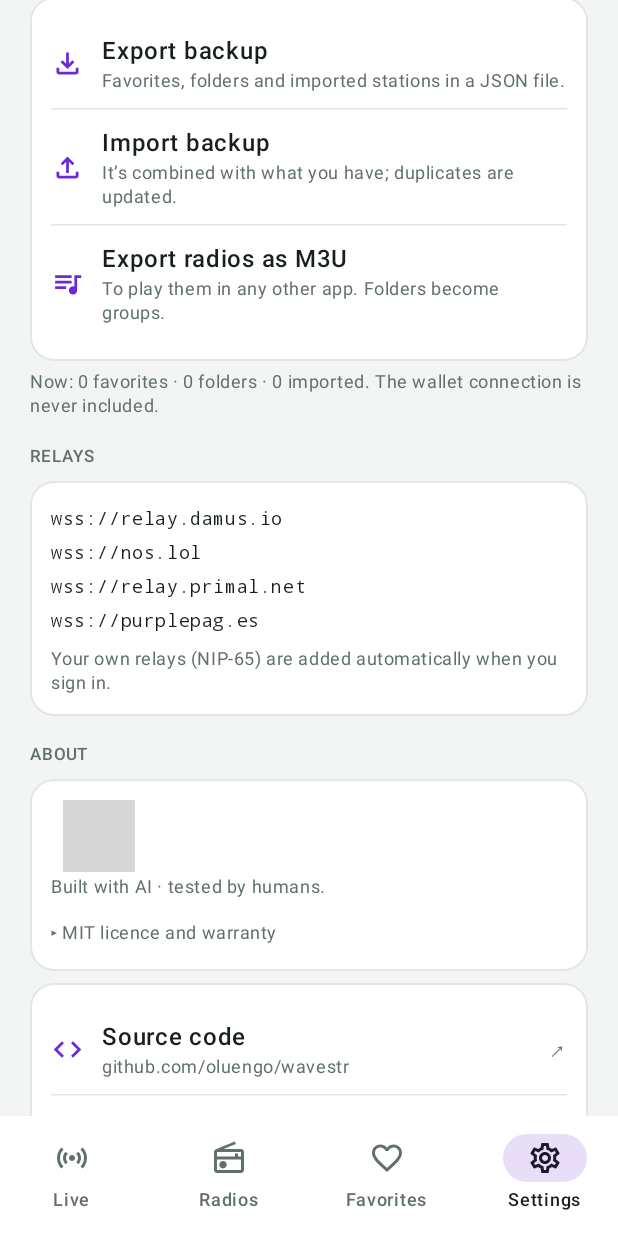
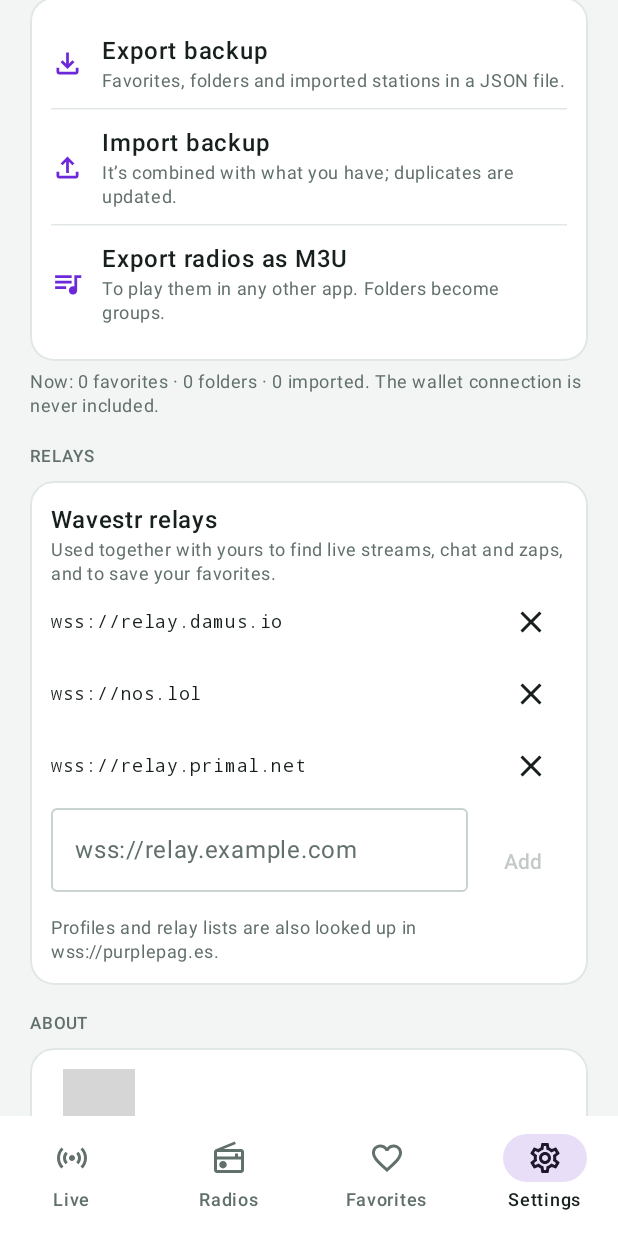
Before and after one commit to oluengo/wavestr, an Android app built with Jetpack Compose: the screen it shows after launch (MainActivity), item 4 of the bottom bar chosen, scrolled down 1562 dp, on a phone screen of 412 x 824 dp. Run offline under Robolectric (Android 15) with nearby library versions, the phone set to English and light mode, and no system bars; network calls fail; pictures from the network do not load; 4 statements that could not run were skipped; grey boxes are pictures that could not be loaded.

Commit message:
Botón sorpresa (radio/directos/ambos) y relays de Wavestr editables
Co-Authored-By: Claude Opus 5.5 <noreply@anthropic.com>
Claude-Session: https://claude.ai/code/session_01GT5kttXqeys6s64hHn5nW3

```diff
--- a/app/src/main/java/io/github/oluengo/wavestr/WavestrApp.kt
+++ b/app/src/main/java/io/github/oluengo/wavestr/WavestrApp.kt
@@ -13,6 +13,9 @@ import kotlinx.coroutines.CoroutineScope
 import kotlinx.coroutines.Dispatchers
 import kotlinx.coroutines.SupervisorJob
 import kotlinx.coroutines.runBlocking
+import kotlinx.coroutines.launch
+import kotlinx.coroutines.flow.map
+import kotlinx.coroutines.flow.distinctUntilChanged
 import okhttp3.OkHttpClient
 import java.util.concurrent.TimeUnit
 
@@ -30,8 +33,10 @@ class WavestrApp : Application(), coil.ImageLoaderFactory {
         super.onCreate()
         container = AppContainer(this)
         // Aplicar el tema guardado antes de crear la primera Activity (evita un parpadeo).
-        val theme = runBlocking { container.settings.current().theme }
-        SettingsRepository.applyNightMode(theme)
+        val s = runBlocking { container.settings.current() }
+        SettingsRepository.applyNightMode(s.theme)
+        RelayPool.DEFAULT = s.appRelays ?: RelayPool.BUILTIN
+        container.watchRelays()
     }
 }
 
@@ -52,6 +57,18 @@ class AppContainer(app: Application) {
     val artwork = io.github.oluengo.wavestr.radio.ArtworkResolver(app, http)
     val wallet = io.github.oluengo.wavestr.data.WalletRepository(app, relays)
     val zaps = io.github.oluengo.wavestr.nostr.ZapClient(http)
+    val surprise = io.github.oluengo.wavestr.ui.common.SurprisePicker(this)
+
+    /** Aplica al momento los relays que cambie el usuario en Ajustes. */
+    fun watchRelays() {
+        appScope.launch {
+            settings.flow.map { it.appRelays }.distinctUntilChanged().collect { list ->
+                val next = list ?: RelayPool.BUILTIN
+                if (next != RelayPool.DEFAULT) { RelayPool.DEFAULT = next; nostr.clearRelayCaches() }
+            }
+        }
+    }
+
     val player = PlayerConnection(app, settings, HlsInspector(http), appScope, onStationPlay = radio::countClick)
 }
 
--- a/app/src/main/java/io/github/oluengo/wavestr/data/Settings.kt
+++ b/app/src/main/java/io/github/oluengo/wavestr/data/Settings.kt
@@ -15,6 +15,8 @@ enum class ThemeMode { SYSTEM, LIGHT, DARK }
 enum class LoginMethod { NONE, AMBER, READ_ONLY }
 
 /** Colores de acento (los mismos que en la demo). */
+enum class SurpriseKind { RADIO, LIVE, BOTH }
+
 enum class Accent { VIOLET, GREEN, CORAL, BLUE, RASPBERRY }
 
 data class AppSettings(
@@ -27,6 +29,10 @@ data class AppSettings(
     val accent: Accent = Accent.VIOLET,
     /** Guardar favoritos en Nostr: null = aún no se ha preguntado. */
     val favSync: Boolean? = null,
+    /** Relays de Wavestr; null = los de serie. */
+    val appRelays: List<String>? = null,
+    val surpriseKind: SurpriseKind = SurpriseKind.BOTH,
+    val surpriseFromFavorites: Boolean = false,
 )
 
 private val Context.dataStore by preferencesDataStore(name = "settings")
@@ -41,6 +47,9 @@ class SettingsRepository(private val context: Context) {
         val signer = stringPreferencesKey("signer_package")
         val accent = stringPreferencesKey("accent")
         val favSync = booleanPreferencesKey("fav_sync")
+        val relays = stringPreferencesKey("app_relays")
+        val surpriseKind = stringPreferencesKey("surprise_kind")
+        val surpriseFav = booleanPreferencesKey("surprise_fav")
     }
 
     val flow: Flow<AppSettings> = context.dataStore.data.map { p ->
@@ -53,6 +62,9 @@ class SettingsRepository(private val context: Context) {
             signerPackage = p[K.signer],
             accent = p[K.accent]?.let { runCatching { Accent.valueOf(it) }.getOrNull() } ?: Accent.VIOLET,
             favSync = p[K.favSync],
+            appRelays = p[K.relays]?.split('\n')?.filter { it.isNotBlank() },
+            surpriseKind = p[K.surpriseKind]?.let { runCatching { SurpriseKind.valueOf(it) }.getOrNull() } ?: SurpriseKind.BOTH,
+            surpriseFromFavorites = p[K.surpriseFav] ?: false,
         )
     }
 
@@ -64,6 +76,13 @@ class SettingsRepository(private val context: Context) {
     }
 
     suspend fun setAccent(a: Accent) = context.dataStore.edit { it[K.accent] = a.name }
+    /** null = volver a los de serie. */
+    suspend fun setAppRelays(list: List<String>?) = context.dataStore.edit {
+        if (list == null) it.remove(K.relays) else it[K.relays] = list.joinToString("\n")
+    }
+    suspend fun setSurprise(kind: SurpriseKind, fromFavorites: Boolean) = context.dataStore.edit {
+        it[K.surpriseKind] = kind.name; it[K.surpriseFav] = fromFavorites
+    }
     suspend fun setFavSync(v: Boolean) = context.dataStore.edit { it[K.favSync] = v }
     suspend fun setAudioOnScreenOff(v: Boolean) = context.dataStore.edit { it[K.audioOff] = v }
     suspend fun setAudioOnCellular(v: Boolean) = context.dataStore.edit { it[K.audioCell] = v }
--- a/app/src/main/java/io/github/oluengo/wavestr/nostr/RelayPool.kt
+++ b/app/src/main/java/io/github/oluengo/wavestr/nostr/RelayPool.kt
@@ -136,11 +136,24 @@ class RelayPool(private val http: OkHttpClient) {
 
     companion object {
         /** Relays por defecto: generales + índice de perfiles/listas. */
-        val DEFAULT = listOf(
+        val BUILTIN = listOf(
             "wss://relay.damus.io",
             "wss://nos.lol",
             "wss://relay.primal.net",
         )
+
+        /** Relays de Wavestr: los de serie o los que haya puesto el usuario en Ajustes. */
+        @Volatile
+        var DEFAULT: List<String> = BUILTIN
+
+        /** Normaliza lo que escribe el usuario: añade wss:// si falta; null si no es un relay válido. */
+        fun normalize(input: String): String? {
+            val t = input.trim().trimEnd('/').lowercase()
+            if (t.isEmpty() || t.any { it.isWhitespace() }) return null
+            val u = if ("://" in t) t else "wss://$t"
+            val ok = (u.startsWith("wss://") || u.startsWith("ws://")) && u.substringAfter("://").let { h -> h.contains('.') || h.startsWith("localhost") }
+            return u.takeIf { ok }
+        }
         val INDEXERS = listOf(
             "wss://purplepag.es",
         )
--- a/app/src/main/java/io/github/oluengo/wavestr/radio/RadioBrowserClient.kt
+++ b/app/src/main/java/io/github/oluengo/wavestr/radio/RadioBrowserClient.kt
@@ -66,6 +66,10 @@ class RadioBrowserClient(private val http: OkHttpClient, private val scope: Coro
     suspend fun top(limit: Int = 80) =
         stations("/json/stations/search?order=votes&reverse=true&hidebroken=true&limit=$limit")
 
+    /** Emisoras al azar del directorio (solo las que funcionan). */
+    suspend fun random(limit: Int = 40) =
+        stations("/json/stations/search?order=random&hidebroken=true&limit=$limit")
+
     suspend fun byCountry(code: String) =
         stations("/json/stations/search?countrycode=${enc(code)}&order=votes&reverse=true&hidebroken=true&limit=120")
 
--- a/app/src/main/java/io/github/oluengo/wavestr/ui/WavestrRoot.kt
+++ b/app/src/main/java/io/github/oluengo/wavestr/ui/WavestrRoot.kt
@@ -53,6 +53,7 @@ fun WavestrRoot(c: AppContainer) {
     io.github.oluengo.wavestr.ui.favorites.AmberRequestHost(c)
     io.github.oluengo.wavestr.ui.favorites.SyncAskDialog(c)
 
+    androidx.compose.runtime.CompositionLocalProvider(io.github.oluengo.wavestr.ui.common.LocalOpenPlayer provides { nav.navigate("player") { launchSingleTop = true } }) {
     Scaffold(
         bottomBar = {
             if (onTab) Column {
@@ -99,6 +100,7 @@ fun WavestrRoot(c: AppContainer) {
             }
         }
     }
+    }
 }
 
 private fun NavHostController.goTab(route: String) = navigate(route) {
--- a/app/src/main/java/io/github/oluengo/wavestr/ui/favorites/FavoritesScreen.kt
+++ b/app/src/main/java/io/github/oluengo/wavestr/ui/favorites/FavoritesScreen.kt
@@ -76,6 +76,7 @@ fun FavoritesScreen(c: AppContainer, onOpenPlayer: () -> Unit, onOpenProfile: (S
     Column(Modifier.fillMaxSize()) {
         ScreenHeader(stringResource(R.string.tab_favorites), stringResource(R.string.fav_sub)) {
             IconButton(onClick = { dialog = Dialog.NewFolder }) { Icon(Icons.Outlined.CreateNewFolder, stringResource(R.string.fav_new_folder)) }
+            io.github.oluengo.wavestr.ui.common.SurpriseButton(c)
             MeButton(c, onOpenMe)
         }
         // Migas de pan
--- a/app/src/main/java/io/github/oluengo/wavestr/ui/live/LiveScreen.kt
+++ b/app/src/main/java/io/github/oluengo/wavestr/ui/live/LiveScreen.kt
@@ -68,6 +68,7 @@ fun LiveScreen(c: AppContainer, onPlay: (NowPlaying) -> Unit, onSignIn: () -> Un
             IconButton(onClick = { vm.load(refresh = true) }) {
                 Icon(Icons.Outlined.Refresh, contentDescription = stringResource(R.string.refresh))
             }
+            io.github.oluengo.wavestr.ui.common.SurpriseButton(c)
             io.github.oluengo.wavestr.ui.common.MeButton(c, onOpenMe)
         }
         Row(Modifier.padding(horizontal = 20.dp), horizontalArrangement = Arrangement.spacedBy(8.dp)) {
--- a/app/src/main/java/io/github/oluengo/wavestr/ui/radio/RadioScreen.kt
+++ b/app/src/main/java/io/github/oluengo/wavestr/ui/radio/RadioScreen.kt
@@ -77,7 +77,7 @@ fun RadioScreen(c: AppContainer, onOpenPlayer: () -> Unit, onOpenMe: () -> Unit)
     val searching = st.query.trim().length >= 2
 
     Column(Modifier.fillMaxSize()) {
-        ScreenHeader(stringResource(R.string.tab_radio), stringResource(R.string.radio_sub)) { MeButton(c, onOpenMe) }
+        ScreenHeader(stringResource(R.string.tab_radio), stringResource(R.string.radio_sub)) { io.github.oluengo.wavestr.ui.common.SurpriseButton(c); MeButton(c, onOpenMe) }
         OutlinedTextField(
             value = st.query,
             onValueChange = vm::setQuery,
--- /dev/null
+++ b/app/src/main/java/io/github/oluengo/wavestr/ui/settings/Relays.kt
@@ -0,0 +1,115 @@
+package io.github.oluengo.wavestr.ui.settings
+
+import androidx.compose.foundation.layout.Arrangement
+import androidx.compose.foundation.layout.Row
+import androidx.compose.foundation.layout.fillMaxWidth
+import androidx.compose.foundation.layout.padding
+import androidx.compose.foundation.text.KeyboardActions
+import androidx.compose.foundation.text.KeyboardOptions
+import androidx.compose.material.icons.Icons
+import androidx.compose.material.icons.outlined.Close
+import androidx.compose.material3.HorizontalDivider
+import androidx.compose.material3.Icon
+import androidx.compose.material3.IconButton
+import androidx.compose.material3.MaterialTheme
+import androidx.compose.material3.OutlinedTextField
+import androidx.compose.material3.Text
+import androidx.compose.material3.TextButton
+import androidx.compose.runtime.Composable
+import androidx.compose.runtime.LaunchedEffect
+import androidx.compose.runtime.getValue
+import androidx.compose.runtime.mutableStateOf
+import androidx.compose.runtime.remember
+import androidx.compose.runtime.rememberCoroutineScope
+import androidx.compose.runtime.setValue
+import androidx.compose.ui.Alignment
+import androidx.compose.ui.Modifier
+import androidx.compose.ui.res.stringResource
+import androidx.compose.ui.text.font.FontFamily
+import androidx.compose.ui.text.font.FontWeight
+import androidx.compose.ui.text.input.ImeAction
+import androidx.compose.ui.text.input.KeyboardType
+import androidx.compose.ui.unit.dp
+import androidx.lifecycle.compose.collectAsStateWithLifecycle
+import io.github.oluengo.wavestr.AppContainer
+import io.github.oluengo.wavestr.R
+import io.github.oluengo.wavestr.data.AppSettings
+import io.github.oluengo.wavestr.nostr.RelayPool
+import io.github.oluengo.wavestr.ui.theme.Rs
+import kotlinx.coroutines.launch
+
+/**
+ * Ajustes → Relays. Tu lista NIP-65 se muestra pero no se edita (es de tu identidad y la comparten
+ * todos tus clientes). Los relays de Wavestr sí: se añaden, se quitan y se pueden restaurar.
+ */
+@Composable
+fun RelaysSection(c: AppContainer) {
+    val s by c.settings.flow.collectAsStateWithLifecycle(initialValue = AppSettings())
+    val scope = rememberCoroutineScope()
+    val mine = s.appRelays ?: RelayPool.BUILTIN
+    var nip65 by remember { mutableStateOf<List<Pair<String, String>>?>(null) }
+    var input by remember { mutableStateOf("") }
+    var invalid by remember { mutableStateOf(false) }
+
+    LaunchedEffect(s.pubkey) {
+        nip65 = s.pubkey?.let { pk -> runCatching { c.nostr.relayList(pk) }.getOrDefault(emptyList()) }
+    }
+
+    fun save(list: List<String>) = scope.launch { c.settings.setAppRelays(if (list == RelayPool.BUILTIN) null else list) }
+    fun add() {
+        val r = RelayPool.normalize(input)
+        if (r == null) { invalid = true; return }
+        if (r !in mine) save(mine + r)
+        input = ""; invalid = false
+    }
+
+    Group {
+        if (s.pubkey != null) {
+            Text(stringResource(R.string.relays_yours), fontWeight = FontWeight.SemiBold)
+            val list = nip65
+            when {
+                list == null -> Text("…", color = Rs.colors.muted)
+                list.isEmpty() -> Text(stringResource(R.string.relays_yours_none), color = Rs.colors.muted, style = MaterialTheme.typography.bodySmall)
+                else -> list.forEach { (url, mark) ->
+                    Row(Modifier.fillMaxWidth().padding(vertical = 3.dp), horizontalArrangement = Arrangement.spacedBy(8.dp)) {
+                        Text(url, fontFamily = FontFamily.Monospace, style = MaterialTheme.typography.bodySmall, modifier = Modifier.weight(1f))
+                        Text(
+                            stringResource(when (mark) { "read" -> R.string.relay_read; "write" -> R.string.relay_write; else -> R.string.relay_both }),
+                            color = Rs.colors.muted, style = MaterialTheme.typography.bodySmall,
+                        )
+                    }
+                }
+            }
+            Text(stringResource(R.string.relays_yours_note), color = Rs.colors.muted, style = MaterialTheme.typography.bodySmall, modifier = Modifier.padding(top = 4.dp))
+            HorizontalDivider(color = Rs.colors.line, modifier = Modifier.padding(vertical = 10.dp))
+        }
+
+        Text(stringResource(R.string.relays_app), fontWeight = FontWeight.SemiBold)
+        Text(stringResource(R.string.relays_app_sub), color = Rs.colors.muted, style = MaterialTheme.typography.bodySmall)
+        mine.forEach { url ->
+            Row(Modifier.fillMaxWidth(), verticalAlignment = Alignment.CenterVertically) {
+                Text(url, fontFamily = FontFamily.Monospace, style = MaterialTheme.typography.bodySmall, modifier = Modifier.weight(1f))
+                if (url !in RelayPool.BUILTIN) Text(stringResource(R.string.relay_added), color = MaterialTheme.colorScheme.primary, style = MaterialTheme.typography.bodySmall)
+                IconButton(onClick = { save(mine - url) }, enabled = mine.size > 1) {
+                    Icon(Icons.Outlined.Close, stringResource(R.string.relay_remove, url))
+                }
+            }
+        }
+        Row(verticalAlignment = Alignment.CenterVertically, horizontalArrangement = Arrangement.spacedBy(8.dp), modifier = Modifier.padding(top = 4.dp)) {
+            OutlinedTextField(
+                value = input, onValueChange = { input = it; invalid = false },
+                placeholder = { Text("wss://relay.example.com") }, singleLine = true, isError = invalid,
+                supportingText = { if (invalid) Text(stringResource(R.string.relay_invalid)) },
+                keyboardOptions = KeyboardOptions(keyboardType = KeyboardType.Uri, imeAction = ImeAction.Done),
+                keyboardActions = KeyboardActions(onDone = { add() }),
+                textStyle = MaterialTheme.typography.bodySmall.copy(fontFamily = FontFamily.Monospace),
+                modifier = Modifier.weight(1f),
+            )
+            TextButton(onClick = { add() }, enabled = input.isNotBlank()) { Text(stringResource(R.string.relay_add)) }
+        }
+        if (s.appRelays != null) {
+            TextButton(onClick = { save(RelayPool.BUILTIN) }) { Text(stringResource(R.string.relays_restore)) }
+        }
+        Text(stringResource(R.string.relays_profiles_note, RelayPool.INDEXERS.joinToString()), color = Rs.colors.muted, style = MaterialTheme.typography.bodySmall)
+    }
+}
--- a/app/src/main/java/io/github/oluengo/wavestr/ui/settings/SettingsScreen.kt
+++ b/app/src/main/java/io/github/oluengo/wavestr/ui/settings/SettingsScreen.kt
@@ -141,12 +141,7 @@ fun SettingsScreen(c: AppContainer, onOpenMe: () -> Unit) {
             BackupSection(c)
 
             SectionLabel(stringResource(R.string.settings_relays))
-            Group {
-                (RelayPool.DEFAULT + RelayPool.INDEXERS).forEach {
-                    Text(it, fontFamily = FontFamily.Monospace, style = MaterialTheme.typography.bodySmall, modifier = Modifier.padding(vertical = 3.dp))
-                }
-                Text(stringResource(R.string.relays_note), color = Rs.colors.muted, style = MaterialTheme.typography.bodySmall, modifier = Modifier.padding(top = 6.dp))
-            }
+            RelaysSection(c)
 
             SectionLabel(stringResource(R.string.settings_about))
             AboutSection()
--- a/app/src/main/res/values/strings.xml
+++ b/app/src/main/res/values/strings.xml
@@ -79,7 +79,6 @@
     <string name="account_readonly">Read-only</string>
     <string name="logout">Sign out</string>
     <string name="settings_relays">Relays</string>
-    <string name="relays_note">Your own relays (NIP-65) are added automatically when you sign in.</string>
     <string name="settings_about">About</string>
     <string name="version">Version %s</string>
 
@@ -278,4 +277,29 @@
     <string name="fav_sync_offline">Couldn\'t reach the relays</string>
     <string name="fav_sync_too_big">Too many favorites to fit in one event</string>
     <string name="fav_sync_unreadable">The copy on Nostr couldn\'t be read</string>
+
+    <!-- Sorpresa y relays -->
+    <string name="surprise">Surprise</string>
+    <string name="surprise_radio">Radio</string>
+    <string name="surprise_live">Live</string>
+    <string name="surprise_both">Both</string>
+    <string name="surprise_from_favs">Your favorites</string>
+    <string name="surprise_from_all">Everything</string>
+    <string name="surprise_go">Surprise me</string>
+    <string name="surprise_empty_favs">Nothing matches in your favorites right now. Try «Everything».</string>
+    <string name="surprise_empty_all">Nothing found. Check your connection and try again.</string>
+    <string name="relays_yours">Your relays (NIP-65)</string>
+    <string name="relays_yours_none">You have no relay list published.</string>
+    <string name="relays_yours_note">Change them in your usual Nostr client: they are shared by all your apps.</string>
+    <string name="relay_read">read</string>
+    <string name="relay_write">write</string>
+    <string name="relay_both">read and write</string>
+    <string name="relays_app">Wavestr relays</string>
+    <string name="relays_app_sub">Used together with yours to find live streams, chat and zaps, and to save your favorites.</string>
+    <string name="relay_added">added</string>
+    <string name="relay_remove">Remove %1$s</string>
+    <string name="relay_add">Add</string>
+    <string name="relay_invalid">That isn\'t a relay address (wss://…)</string>
+    <string name="relays_restore">Restore defaults</string>
+    <string name="relays_profiles_note">Profiles and relay lists are also looked up in %1$s.</string>
 </resources>
```
Also changed, not shown: app/src/main/java/io/github/oluengo/wavestr/nostr/NostrRepository.kt (+28 -0 lines), app/src/main/java/io/github/oluengo/wavestr/ui/common/Surprise.kt (added, +183 -0 lines), 4 other files.
